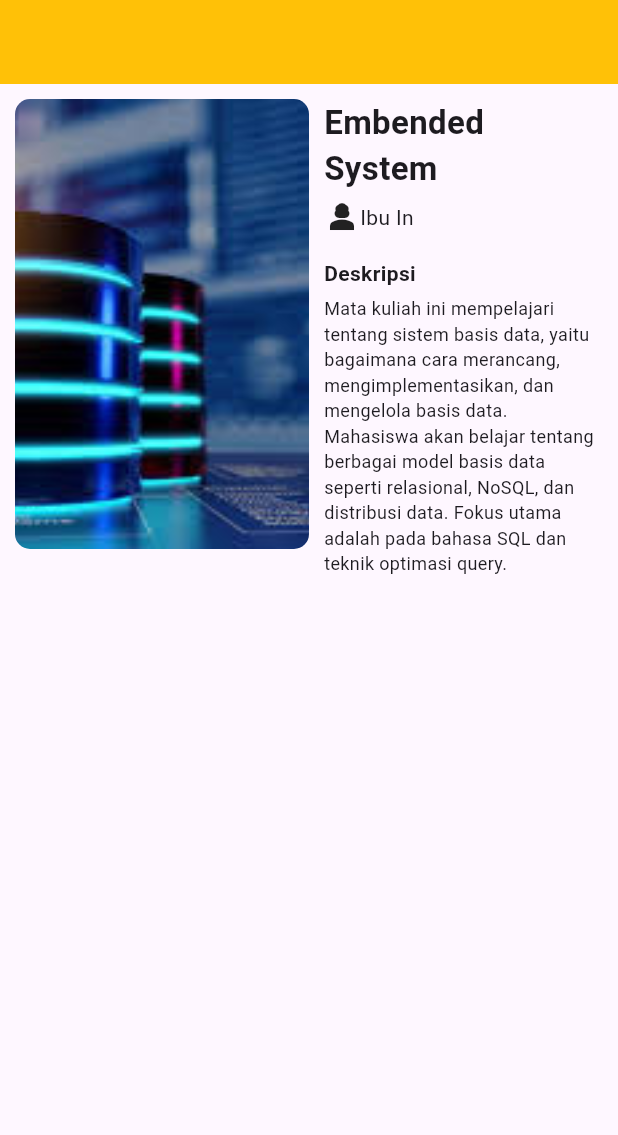
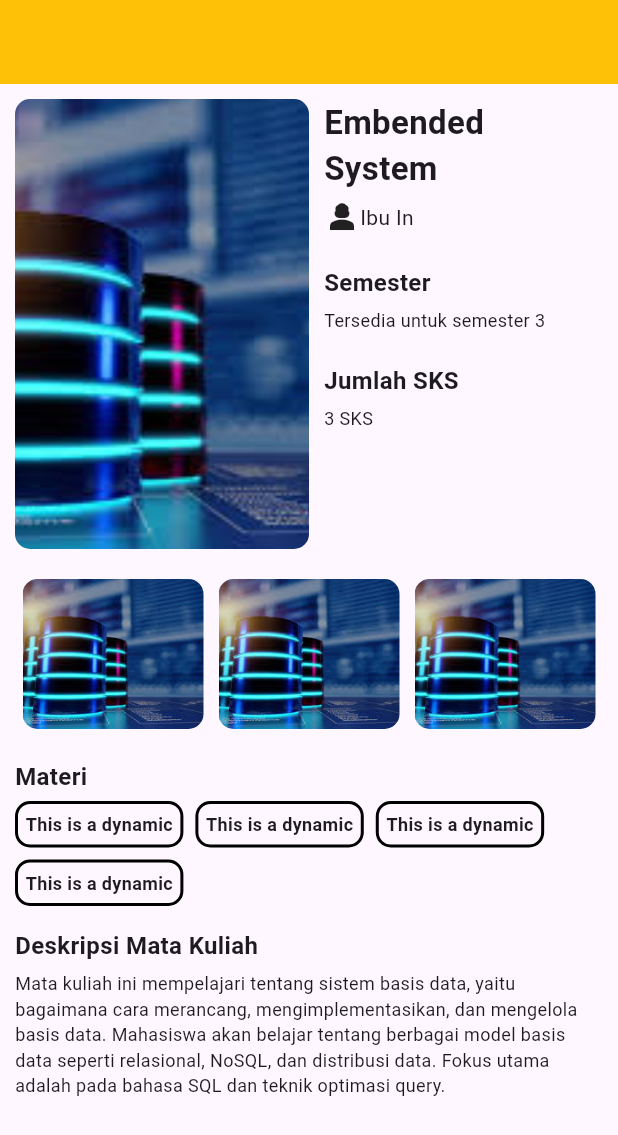
Before and after one commit to zumaku/flutter_journery, a Flutter app: the screen it shows after launch, on a phone screen of 412 x 824 dp. Shown: the top 1135 px of the screen. Run offline on Flutter 3.47's test engine with Material 3 defaults, Android fonts, the phone set to English and light mode, and no system bars.

Commit message:
Menyelesaikan struktur template detail screen

```diff
--- a/lib/detail_screen.dart
+++ b/lib/detail_screen.dart
@@ -1,3 +1,4 @@
+import 'package:flutter/cupertino.dart';
 import 'package:flutter/material.dart';
 import 'package:flutter/widgets.dart';
 // import 'package:flutter_application/models/tourism_place.dart';
@@ -57,143 +58,195 @@ class DetailScreen extends StatelessWidget {
                             Icon(Icons.person_3),
                             Text("Ibu In"),
                           ],),
-                          SizedBox(height: 15),
+                          SizedBox(height: 20),
 
                           Text(
-                            "Deskripsi",
+                            "Semester",
                             style: TextStyle(
-                              fontSize: 14,
+                              fontSize: 16,
                               fontWeight: FontWeight.bold,
                             ),
                           ),
                           SizedBox(height: 5),
                           Text(
-                            "Mata kuliah ini mempelajari tentang sistem basis data, yaitu bagaimana cara merancang, mengimplementasikan, dan mengelola basis data. Mahasiswa akan belajar tentang berbagai model basis data seperti relasional, NoSQL, dan distribusi data. Fokus utama adalah pada bahasa SQL dan teknik optimasi query.",
+                            "Tersedia untuk semester 3",
                             style: TextStyle(
                               fontSize: 12,
                             ),
                           ),
+                          SizedBox(height: 20),
+
+                          Text(
+                            "Jumlah SKS",
+                            style: TextStyle(
+                              fontSize: 16,
+                              fontWeight: FontWeight.bold,
+                            ),
+                          ),
+                          SizedBox(height: 5),
+                          Text(
+                            "3 SKS",
+                            style: TextStyle(
+                              fontSize: 12,
+                            ),
+                          ),
+                          SizedBox(height: 20),
                         ],
                       ),
                     ),
                   ),
                 ],
               ),
+              const SizedBox(height: 15),
+
+
+              Row(
+                crossAxisAlignment: CrossAxisAlignment.start,
+                children: [
+                  Expanded(
+                    flex: 1,
+                    child: Container(
+                      margin: EdgeInsets.all(5),
+                      height: 100, // Tentukan tinggi container
+                      decoration: const BoxDecoration(
+                        borderRadius: BorderRadius.all(Radius.circular(10)),
+                        image: DecorationImage(
+                          image: AssetImage('images/database2.jpeg'),
+                          fit: BoxFit.cover,
+                        ),
+                      ),
+                    ),
+                  ),
+                  Expanded(
+                    flex: 1,
+                    child: Container(
+                      margin: EdgeInsets.all(5),
+                      height: 100, // Tentukan tinggi container
+                      decoration: const BoxDecoration(
+                        borderRadius: BorderRadius.all(Radius.circular(10)),
+                        image: DecorationImage(
+                          image: AssetImage('images/database2.jpeg'),
+                          fit: BoxFit.cover,
+                        ),
+                      ),
+                    ),
+                  ),
+                  Expanded(
+                    flex: 1,
+                    child: Container(
+                      margin: EdgeInsets.all(5),
+                      height: 100, // Tentukan tinggi container
+                      decoration: const BoxDecoration(
+                        borderRadius: BorderRadius.all(Radius.circular(10)),
+                        image: DecorationImage(
+                          image: AssetImage('images/database2.jpeg'),
+                          fit: BoxFit.cover,
+                        ),
+                      ),
+                    ),
+                  ),
+                ]
+              ),
+              const SizedBox(height: 15),
+
+              const Text(
+                "Materi",
+                style: TextStyle(
+                  fontSize: 16,
+                  fontWeight: FontWeight.bold,
+                ),
+              ),
+              const SizedBox(height: 5),
+              Wrap(
+                spacing: 8.0,
+                runSpacing: 8.0,
+                children: [
+                  Container(
+                    padding: EdgeInsets.all(5),
+                    decoration: BoxDecoration(
+                      border: Border.all(
+                        width: 2,
+                      ),
+                      borderRadius: BorderRadius.circular(10),
+                    ),
+                    child: const Text(
+                      'This is a dynamic',
+                      style: TextStyle(
+                        fontSize: 12,
+                        fontWeight: FontWeight.w600,
+                      )
+                    ),
+                  ),
+                  Container(
+                    padding: EdgeInsets.all(5),
+                    decoration: BoxDecoration(
+                      border: Border.all(
+                        width: 2,
+                      ),
+                      borderRadius: BorderRadius.circular(10),
+                    ),
+                    child: const Text(
+                      'This is a dynamic',
+                      style: TextStyle(
+                        fontSize: 12,
+                        fontWeight: FontWeight.w600,
+                      )
+                    ),
+                  ),
+                  Container(
+                    padding: EdgeInsets.all(5),
+                    decoration: BoxDecoration(
+                      border: Border.all(
+                        width: 2,
+                      ),
+                      borderRadius: BorderRadius.circular(10),
+                    ),
+                    child: const Text(
+                      'This is a dynamic',
+                      style: TextStyle(
+                        fontSize: 12,
+                        fontWeight: FontWeight.w600,
+                      )
+                    ),
+                  ),
+                  Container(
+                    padding: EdgeInsets.all(5),
+                    decoration: BoxDecoration(
+                      border: Border.all(
+                        width: 2,
+                      ),
+                      borderRadius: BorderRadius.circular(10),
+                    ),
+                    child: const Text(
+                      'This is a dynamic',
+                      style: TextStyle(
+                        fontSize: 12,
+                        fontWeight: FontWeight.w600,
+                      )
+                    ),
+                  ),
+                ],
+              ),
+              const SizedBox(height: 15),
+
+              const Text(
+                "Deskripsi Mata Kuliah",
+                style: TextStyle(
+                  fontSize: 16,
+                  fontWeight: FontWeight.bold,
+                ),
+              ),
+              const SizedBox(height: 5),
+              Text(
+                "Mata kuliah ini mempelajari tentang sistem basis data, yaitu bagaimana cara merancang, mengimplementasikan, dan mengelola basis data. Mahasiswa akan belajar tentang berbagai model basis data seperti relasional, NoSQL, dan distribusi data. Fokus utama adalah pada bahasa SQL dan teknik optimasi query.",
+                style: TextStyle(
+                  fontSize: 12,
+                ),
+              ),
             ],
           ),
         ),
       ),
-
-
-        // child: Column(
-        //   crossAxisAlignment: CrossAxisAlignment.stretch,
-        //   children: <Widget>[
-        //     Stack(
-        //       children: <Widget>[
-        //         Image.asset(place.imageAsset),
-        //         SafeArea(
-        //           child: Padding(
-        //             padding: const EdgeInsets.all(8.0),
-        //             child: Row(
-        //               mainAxisAlignment: MainAxisAlignment.spaceBetween,
-        //               children: [
-        //                 CircleAvatar(
-        //                   backgroundColor: Colors.grey,
-        //                   child: IconButton(
-        //                     icon: const Icon(
-        //                       Icons.arrow_back,
-        //                       color: Colors.white,
-        //                     ),
-        //                     onPressed: () {
-        //                       Navigator.pop(context);
-        //                     },
-        //                   ),
-        //                 ),
-        //                 const FavoriteButton(),
-        //               ],
-        //             ),
-        //           ),
-        //         ),
-        //       ],
-        //     ),
-        //     Container(
-        //       margin: const EdgeInsets.only(top: 16.0),
-        //       child: Text(
-        //         place.name,
-        //         textAlign: TextAlign.center,
-        //         style: const TextStyle(
-        //           fontSize: 30.0,
-        //           fontFamily: 'Staatliches',
-        //         ),
-        //       ),
-        //     ),
-        //     Container(
-        //       margin: const EdgeInsets.symmetric(vertical: 16.0),
-        //       child: Row(
-        //         mainAxisAlignment: MainAxisAlignment.spaceEvenly,
-        //         children: <Widget>[
-        //           Column(
-        //             children: <Widget>[
-        //               const Icon(Icons.calendar_today),
-        //               const SizedBox(height: 8.0),
-        //               Text(
-        //                 place.openDays,
-        //                 style: informationTextStyle,
-        //               ),
-        //             ],
-        //           ),
-        //           Column(
-        //             children: <Widget>[
-        //               const Icon(Icons.access_time),
-        //               const SizedBox(height: 8.0),
-        //               Text(
-        //                 place.openTime,
-        //                 style: informationTextStyle,
-        //               ),
-        //             ],
-        //           ),
-        //           Column(
-        //             children: <Widget>[
-        //               const Icon(Icons.monetization_on),
-        //               const SizedBox(height: 8.0),
-        //               Text(
-        //                 place.ticketPrice,
-        //                 style: informationTextStyle,
-        //               ),
-        //             ],
-        //           ),
-        //         ],
-        //       ),
-        //     ),
-        //     Container(
-        //       padding: const EdgeInsets.all(16.0),
-        //       child: Text(
-        //         place.description,
-        //         textAlign: TextAlign.center,
-        //         style: const TextStyle(
-        //           fontSize: 16.0,
-        //           fontFamily: 'Oxygen',
-        //         ),
-        //       ),
-        //     ),
-        //     SizedBox(
-        //       height: 150,
-        //       child: ListView(
-        //         scrollDirection: Axis.horizontal,
-        //         children: place.imageUrls.map((url) {
-        //           return Padding(
-        //             padding: const EdgeInsets.all(4.0),
-        //             child: ClipRRect(
-        //               borderRadius: BorderRadius.circular(10),
-        //               child: Image.network(url),
-        //             ),
-        //           );
-        //         }).toList(),
-        //       ),
-        //     ),
-        //   ],
-        // ),
-      // ),
     );
   }
 }
```
